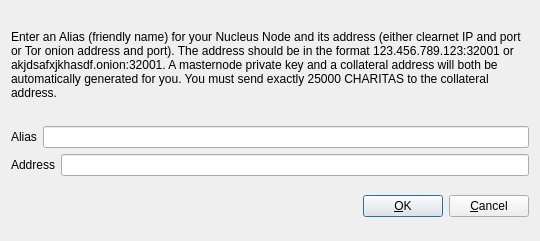
The window that src/qt/forms/addeditadrenalinenode.ui (Charitas-Developer/Charitas) describes before a commit, drawn with Qt 5.
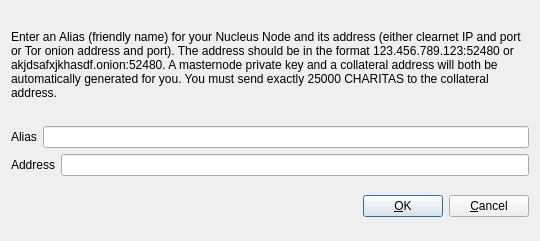
The same window after the commit.

Commit message: [Chain] Update P2P/RPC Ports to Recognize Charitas

```diff
--- a/src/qt/forms/addeditadrenalinenode.ui
+++ b/src/qt/forms/addeditadrenalinenode.ui
@@ -34,7 +34,7 @@
         </sizepolicy>
        </property>
        <property name="text">
-        <string>&lt;html&gt;&lt;head/&gt;&lt;body&gt;&lt;p&gt;Enter an Alias (friendly name) for your Nucleus Node and its address (either clearnet IP and port or Tor onion address and port).  The address should be in the format 123.456.789.123:32001 or akjdsafxjkhasdf.onion:32001.  A masternode private key and a collateral address will both be automatically generated for you.  You must send exactly 25000 CHARITAS to the collateral address.&lt;/p&gt;&lt;/body&gt;&lt;/html&gt;</string>
+        <string>&lt;html&gt;&lt;head/&gt;&lt;body&gt;&lt;p&gt;Enter an Alias (friendly name) for your Nucleus Node and its address (either clearnet IP and port or Tor onion address and port).  The address should be in the format 123.456.789.123:52480 or akjdsafxjkhasdf.onion:52480.  A masternode private key and a collateral address will both be automatically generated for you.  You must send exactly 25000 CHARITAS to the collateral address.&lt;/p&gt;&lt;/body&gt;&lt;/html&gt;</string>
        </property>
        <property name="wordWrap">
         <bool>true</bool>
```
The commit also changes 73 other files.
